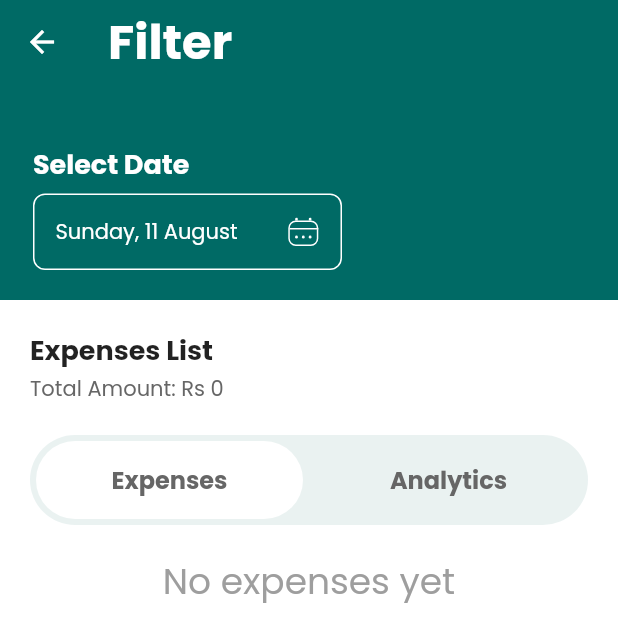
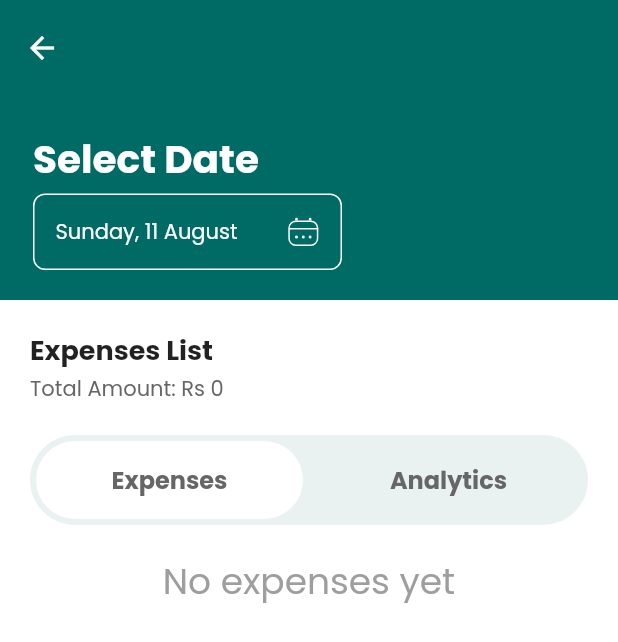
Before and after one commit to NabinGrz/Expense-Tracker-Riverpod, a Flutter app: the FilterScreen screen opened directly, on a phone screen of 412 x 824 dp. Shown: the top 642 px of the screen. Run offline on Flutter 3.47's test engine with Material 3 defaults, Android fonts, the phone set to English and light mode, and no system bars; our stand-ins replace cloud_firestore, firebase_core, flutter_svg, flutter_svg_provider, fluttertoast, google_fonts and 2 more; accounts and stored records are empty.

Commit message:
feat: dynamic sliverapp in filter screen

```diff
--- a/lib/features/filter/pages/filter_screen.dart
+++ b/lib/features/filter/pages/filter_screen.dart
@@ -59,11 +59,11 @@ class _FilterScreenState extends ConsumerState<FilterScreen>
   @override
   void initState() {
     _controller = AnimationController(
-      duration: const Duration(milliseconds: 600),
+      duration: const Duration(milliseconds: 500),
       vsync: this,
     );
 
-    _animation = Tween<double>(begin: 1.0, end: 0.0).animate(_controller);
+    _animation = Tween<double>(begin: 0.0, end: 1.0).animate(_controller);
     ExpenseQueryHelper.getExpenseAsFuture()?.then(
       (value) {
         expenses = value.docs
@@ -104,7 +104,7 @@ class _FilterScreenState extends ConsumerState<FilterScreen>
     if (_scrollController.hasClients) {
       double offset = _scrollController.offset;
       double height = MediaQuery.of(context).padding.top + kToolbarHeight;
-      bool isCollapsed = offset > (height / 3);
+      bool isCollapsed = offset > (height + 35);
       if (isCollapsed != ref.watch(isAppBarCollapsed)) {
         ref.read(isAppBarCollapsed.notifier).update((state) => isCollapsed);
         _toggleFadeCollapsing(isCollapsed);
@@ -113,11 +113,11 @@ class _FilterScreenState extends ConsumerState<FilterScreen>
   }
 
   void _toggleFadeCollapsing(bool isCollapsed) {
-    if (!isCollapsed) {
-      _controller.reverse();
-    } else {
+    // if (!isCollapsed) {
+    //   _controller.reverse();
+    // } else {
     _controller.forward();
-    }
+    // }
   }
 
   @override
@@ -159,29 +159,37 @@ class _FilterScreenState extends ConsumerState<FilterScreen>
               },
             );
           return Scaffold(
-            extendBodyBehindAppBar: true,
             backgroundColor: Colors.white,
             body: CustomScrollView(
+              shrinkWrap: true,
               controller: _scrollController,
               slivers: [
-                SliverAppBar(
-                    pinned: true,
-                    title: const Text(
-                      "Filter",
-                      style: TextStyle(
-                        fontSize: 32,
+                SliverAppBar.large(
+                  floating: true,
+                  pinned: false,
+                  centerTitle: false,
+                  expandedHeight: 200,
+                  flexibleSpace: FlexibleSpaceBar(
+                    centerTitle: false,
+                    title: ref.watch(isAppBarCollapsed)
+                        ? FadeTransition(
+                            opacity: _animation,
+                            child: Text(
+                              widget.isSpecificDate
+                                  ? "Select Date"
+                                  : "Select Range",
+                              style: const TextStyle(
+                                fontSize: 24,
                                 fontWeight: FontWeight.bold,
                               ),
                             ),
-                    expandedHeight: 200,
-                    flexibleSpace: FadeTransition(
-                      opacity: _animation,
-                      child: Container(
-                        child: widget.isSpecificDate
+                          )
+                        : null,
+                    background: widget.isSpecificDate
                         ? const FilterSpecificHeaderWidget()
                         : const FilterRangeHeaderWidget(),
                   ),
-                    )),
+                ),
                 SliverList(
                   delegate: SliverChildListDelegate([
                     20.hGap,
--- a/lib/features/filter/provider/filter_provider.dart
+++ b/lib/features/filter/provider/filter_provider.dart
@@ -4,7 +4,7 @@ import 'package:rxdart/rxdart.dart';
 
 import '../../../models/expense_model.dart';
 
-final isAppBarCollapsed = StateProvider(
+final isAppBarCollapsed = StateProvider.autoDispose(
   (ref) => false,
 );
 
--- a/lib/features/filter/widgets/fiter_specific_date_header_widget.dart
+++ b/lib/features/filter/widgets/fiter_specific_date_header_widget.dart
@@ -34,15 +34,24 @@ class FilterSpecificHeaderWidget extends StatelessWidget {
         mainAxisAlignment: MainAxisAlignment.end,
         crossAxisAlignment: CrossAxisAlignment.start,
         children: [
+          // const Text(
+          //   "Filter",
+          //   style: TextStyle(
+          //     fontSize: 28,
+          //     fontWeight: FontWeight.bold,
+          //     color: Colors.white,
+          //   ),
+          // ),
+          // 8.hGap,
           const Text(
             "Select Date",
             style: TextStyle(
-              fontSize: 18,
+              fontSize: 26,
               fontWeight: FontWeight.bold,
               color: Colors.white,
             ),
           ),
-          6.hGap,
+          4.hGap,
           Consumer(builder: (context, ref, _) {
             final selectedDate = ref.watch(selectedDateProvider);
             return InkWell(
--- a/lib/main.dart
+++ b/lib/main.dart
@@ -1,6 +1,6 @@
-
 import 'package:expense_tracker_flutter/constants/app_color.dart';
 import 'package:expense_tracker_flutter/features/home/screen/home_screen.dart';
+import 'package:expense_tracker_flutter/features/test_screen.dart';
 import 'package:firebase_core/firebase_core.dart';
 import 'package:flutter/material.dart';
 import 'package:google_fonts/google_fonts.dart';
@@ -30,6 +30,7 @@ class MyApp extends StatelessWidget {
         useMaterial3: false,
       ),
       home: const HomeScreen(),
+      // home: const TestScreen(),
     );
   }
 }
```
Also changed, not shown: lib/features/filter/widgets/fiter_range_header_widget.dart (+14 -4 lines), lib/features/test_screen.dart (added, +87 -0 lines). Lines whose indentation alone changed are shown as unchanged.
